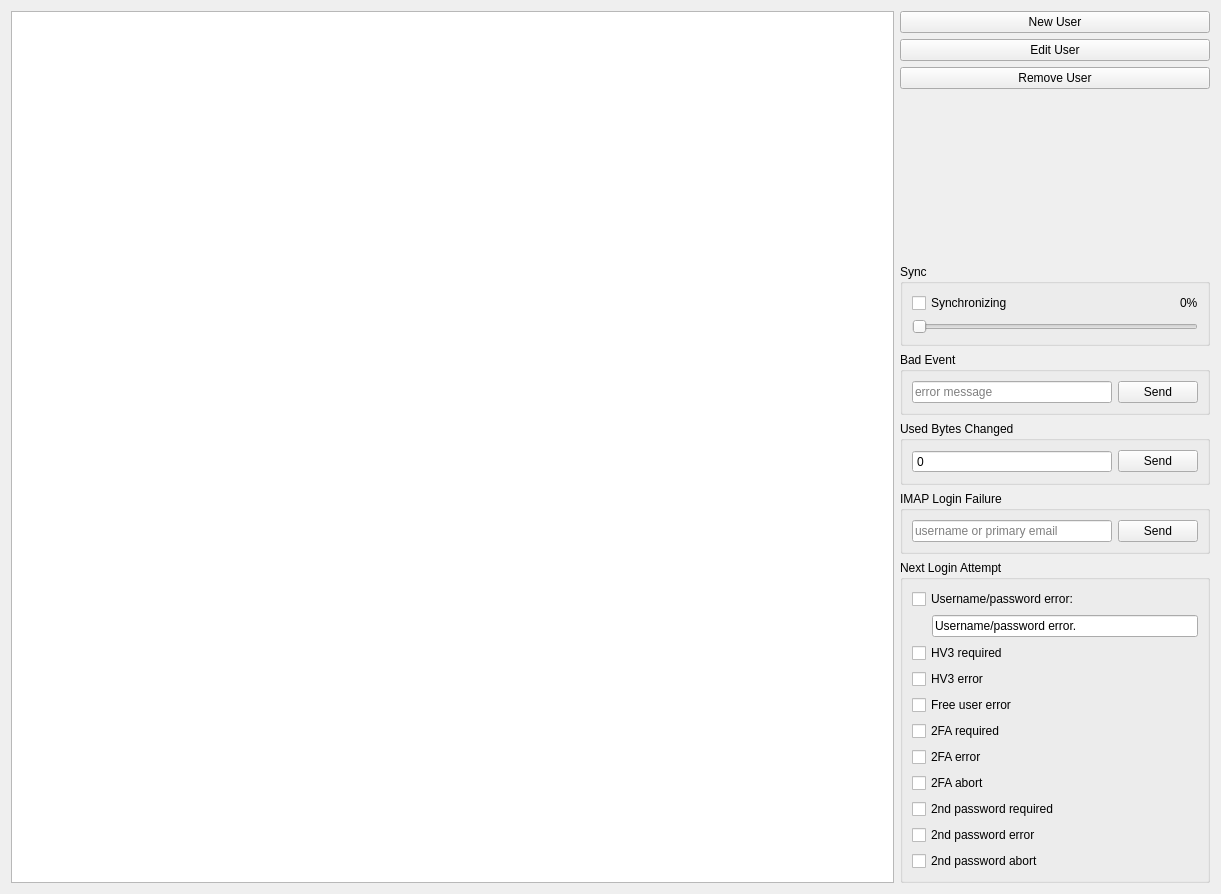
First picture: the form in internal/frontend/bridge-gui/bridge-gui-tester/Tabs/UsersTab.ui, repository ProtonMail/proton-bridge, before the edit.
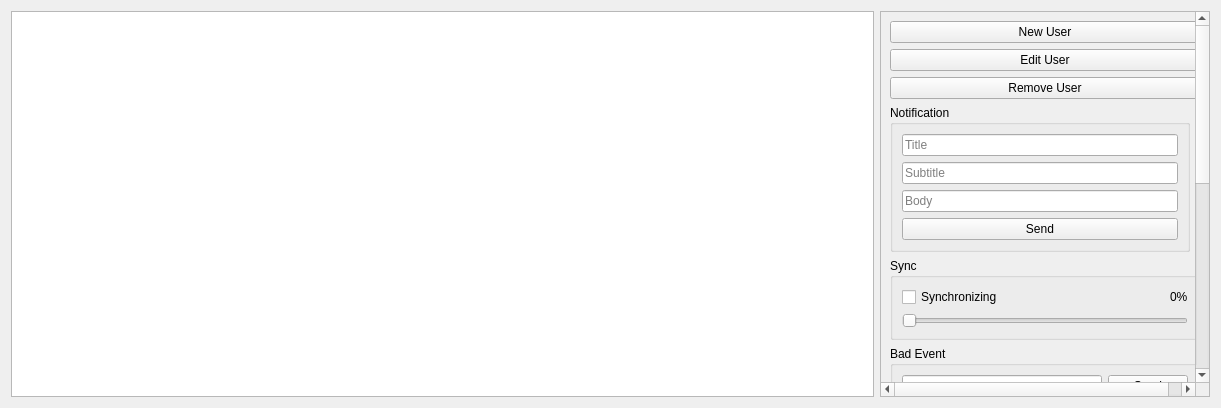
Second picture: the form after the edit.

Commit message: feat(BRIDGE-37): Remote notification support

Diff of the .ui file:
```diff
--- a/internal/frontend/bridge-gui/bridge-gui-tester/Tabs/UsersTab.ui
+++ b/internal/frontend/bridge-gui/bridge-gui-tester/Tabs/UsersTab.ui
@@ -7,13 +7,19 @@
     <x>0</x>
     <y>0</y>
     <width>1221</width>
-    <height>894</height>
+    <height>408</height>
    </rect>
   </property>
+  <property name="sizePolicy">
+   <sizepolicy hsizetype="Minimum" vsizetype="Minimum">
+    <horstretch>0</horstretch>
+    <verstretch>0</verstretch>
+   </sizepolicy>
+  </property>
   <property name="windowTitle">
    <string>Form</string>
   </property>
-  <layout class="QHBoxLayout" name="horizontalLayout" stretch="1,0">
+  <layout class="QHBoxLayout" name="horizontalLayout" stretch="0,0">
    <item>
     <widget class="QTableView" name="tableUserList">
      <property name="selectionMode">
@@ -31,6 +37,27 @@
     </widget>
    </item>
    <item>
+    <widget class="QScrollArea" name="scrollArea">
+     <property name="sizePolicy">
+      <sizepolicy hsizetype="Minimum" vsizetype="Minimum">
+       <horstretch>0</horstretch>
+       <verstretch>0</verstretch>
+      </sizepolicy>
+     </property>
+     <property name="widgetResizable">
+      <bool>true</bool>
+     </property>
+     <widget class="QWidget" name="scrollAreaWidgetContents">
+      <property name="geometry">
+       <rect>
+        <x>0</x>
+        <y>0</y>
+        <width>327</width>
+        <height>905</height>
+       </rect>
+      </property>
+      <layout class="QHBoxLayout" name="horizontalLayout_6">
+       <item>
     <layout class="QVBoxLayout" name="verticalLayout">
      <item>
       <widget class="QPushButton" name="buttonNewUser">
@@ -66,6 +93,68 @@
        </property>
       </spacer>
      </item>
+         <item>
+          <widget class="QGroupBox" name="groupBoxNotification">
+           <property name="enabled">
+            <bool>true</bool>
+           </property>
+           <property name="minimumSize">
+            <size>
+             <width>300</width>
+             <height>0</height>
+            </size>
+           </property>
+           <property name="maximumSize">
+            <size>
+             <width>300</width>
+             <height>400</height>
+            </size>
+           </property>
+           <property name="title">
+            <string>Notification</string>
+           </property>
+           <layout class="QVBoxLayout" name="verticalLayout_9">
+            <item>
+             <layout class="QVBoxLayout" name="verticalLayout_6" stretch="0,0,0,0">
+              <item>
+               <widget class="QLineEdit" name="notificationTitle">
+                <property name="placeholderText">
+                 <string>Title</string>
+                </property>
+               </widget>
+              </item>
+              <item>
+               <widget class="QLineEdit" name="notificationSubtitleText">
+                <property name="minimumSize">
+                 <size>
+                  <width>0</width>
+                  <height>0</height>
+                 </size>
+                </property>
+                <property name="placeholderText">
+                 <string>Subtitle</string>
+                </property>
+               </widget>
+              </item>
+              <item>
+               <widget class="QLineEdit" name="notticationBodyText">
+                <property name="placeholderText">
+                 <string>Body</string>
+                </property>
+               </widget>
+              </item>
+              <item>
+               <widget class="QPushButton" name="sendNotificationButton">
+                <property name="text">
+                 <string>Send</string>
+                </property>
+               </widget>
+              </item>
+             </layout>
+            </item>
+           </layout>
+          </widget>
+         </item>
      <item>
       <widget class="QGroupBox" name="groupboxSync">
        <property name="minimumSize">
@@ -240,7 +329,7 @@
        <property name="minimumSize">
         <size>
          <width>0</width>
-         <height>100</height>
+             <height>250</height>
         </size>
        </property>
        <property name="title">
@@ -357,6 +446,10 @@
       </widget>
      </item>
     </layout>
+       </item>
+      </layout>
+     </widget>
+    </widget>
    </item>
   </layout>
  </widget>
```
Lines whose indentation alone changed are shown as unchanged. The commit also changes 41 other files.
